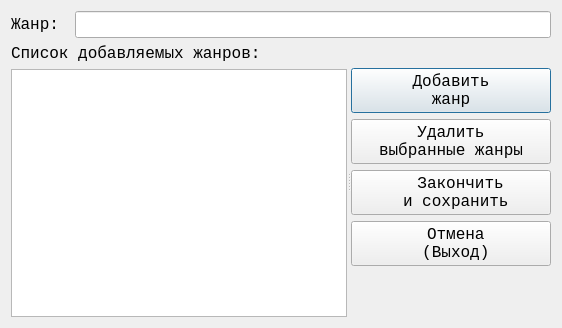
Above: gui/dlg_add_genres_ui.ui from alkostuchkov/Songbook before the change. Below: the same form after it.
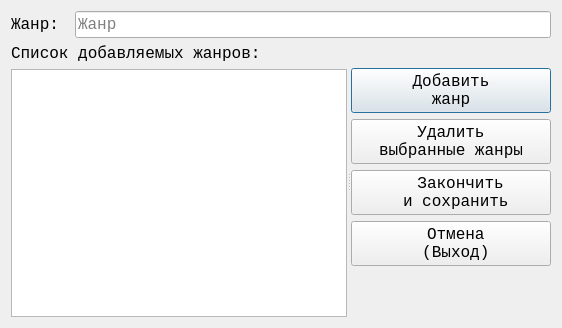
That is the form after the change.

```diff
--- a/gui/dlg_add_genres_ui.ui
+++ b/gui/dlg_add_genres_ui.ui
@@ -52,6 +52,9 @@
        <property name="cursor">
         <cursorShape>PointingHandCursor</cursorShape>
        </property>
+       <property name="placeholderText">
+        <string>Жанр</string>
+       </property>
       </widget>
      </item>
     </layout>
```
